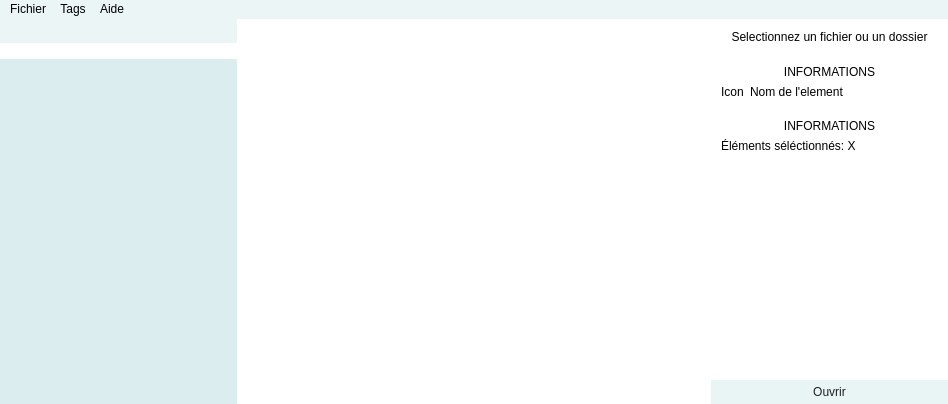
Qt form MarcoPolo/mainwindow.ui (ErrOrnAmE/MarcoPolo) before a commit.
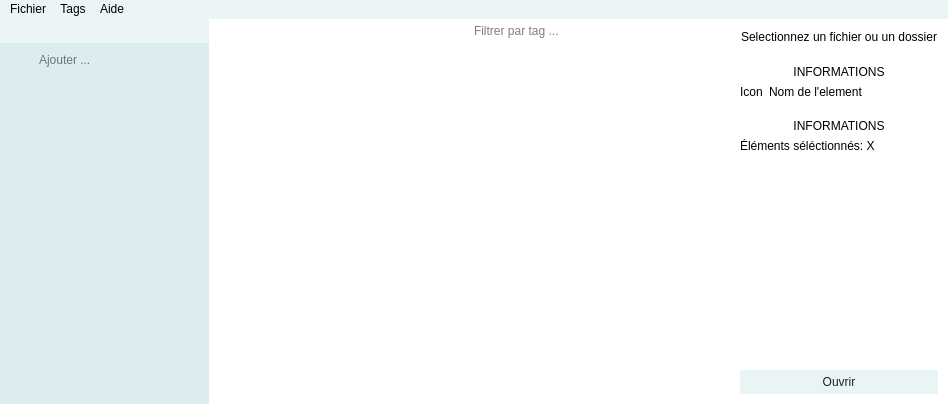
The same form after that commit. Icons and pictures are not drawn. Custom widgets are drawn as their Qt base class.

Commit message: Edition du style

The edit to the form file:
```diff
--- a/MarcoPolo/mainwindow.ui
+++ b/MarcoPolo/mainwindow.ui
@@ -50,8 +50,10 @@
 QPushButton#openButton {
 	background-color : #204ca4ae;
 }
-
-QPushButton#filterButton, QPushButton#treeButton {
+ QPushButton#addButton:!focus{
+	background-color : #334ca4ae;
+}
+QPushButton#filterButton, QPushButton#treeButton, QPushButton#addButton {
 	border: 0px solid transparent; }
 QPushButton#filterButton:!focus, QPushButton#treeButton:!focus {
 	background-color : #1D4ca4ae;
@@ -142,7 +144,7 @@
      <number>0</number>
     </property>
     <item row="0" column="0">
-     <layout class="QHBoxLayout" name="horizontalLayout" stretch="1,2,1">
+     <layout class="QHBoxLayout" name="horizontalLayout" stretch="2,5,2">
       <property name="spacing">
        <number>0</number>
       </property>
@@ -193,7 +195,49 @@
          </layout>
         </item>
         <item>
-         <widget class="QLineEdit" name="newTag"/>
+         <layout class="QHBoxLayout" name="ajouterLayout">
+          <property name="spacing">
+           <number>0</number>
+          </property>
+          <item>
+           <widget class="QPushButton" name="addButton">
+            <property name="styleSheet">
+             <string notr="true">QPushButton{
+	height: 24px;
+}</string>
+            </property>
+            <property name="text">
+             <string/>
+            </property>
+            <property name="icon">
+             <iconset resource="marcopoloresources.qrc">
+              <normaloff>:/ic_add.png</normaloff>:/ic_add.png</iconset>
+            </property>
+           </widget>
+          </item>
+          <item>
+           <widget class="QLineEdit" name="newTag">
+            <property name="styleSheet">
+             <string notr="true">QLineEdit {
+	border : 0px solid tranparent;
+	padding : 2px 5px 2px 5px;
+	margin : 0px;
+	background-color : #334ca4ae;
+	height:30px;
+}</string>
+            </property>
+            <property name="inputMask">
+             <string/>
+            </property>
+            <property name="text">
+             <string/>
+            </property>
+            <property name="placeholderText">
+             <string>Ajouter ...</string>
+            </property>
+           </widget>
+          </item>
+         </layout>
         </item>
         <item>
          <widget class="QListView" name="tagView">
@@ -294,9 +338,15 @@
           </item>
           <item row="0" column="2">
            <widget class="QLineEdit" name="tagsEdit">
+            <property name="enabled">
+             <bool>false</bool>
+            </property>
             <property name="styleSheet">
              <string notr="true"/>
             </property>
+            <property name="placeholderText">
+             <string>Filtrer par tag ...</string>
+            </property>
            </widget>
           </item>
          </layout>
@@ -358,6 +408,9 @@
       </item>
       <item>
        <widget class="QWidget" name="rightPanel" native="true">
+        <property name="styleSheet">
+         <string notr="true"/>
+        </property>
         <layout class="QVBoxLayout" name="rightPanel_2">
          <property name="spacing">
           <number>0</number>
@@ -492,6 +545,11 @@
            <property name="cursor">
             <cursorShape>PointingHandCursor</cursorShape>
            </property>
+           <property name="styleSheet">
+            <string notr="true">QPushButton {
+	margin : 10px;
+}</string>
+           </property>
            <property name="text">
             <string>Ouvrir</string>
            </property>
```
The commit also changes 1 other file.
